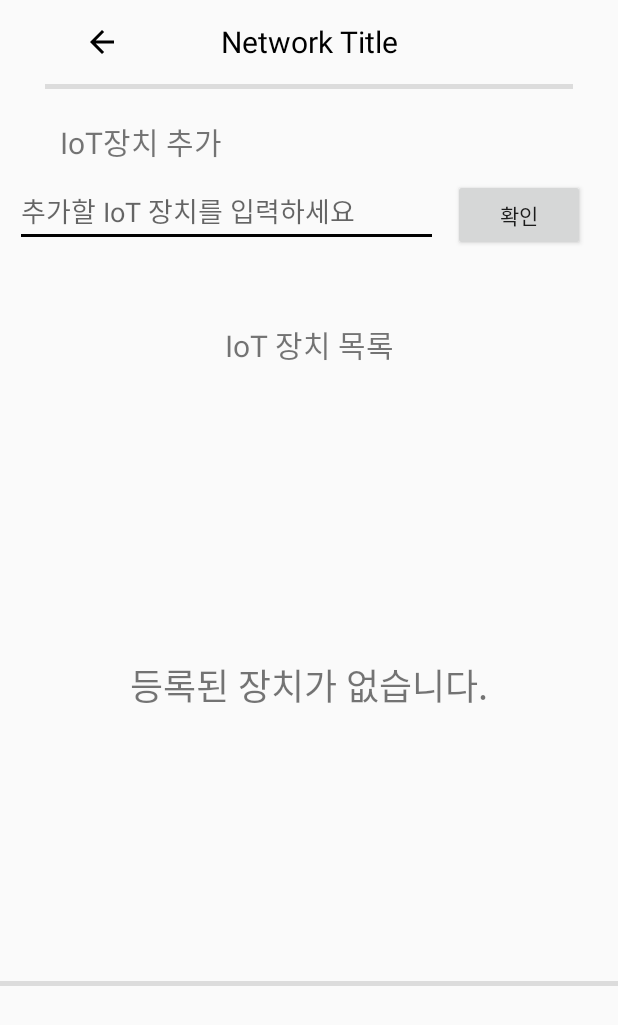
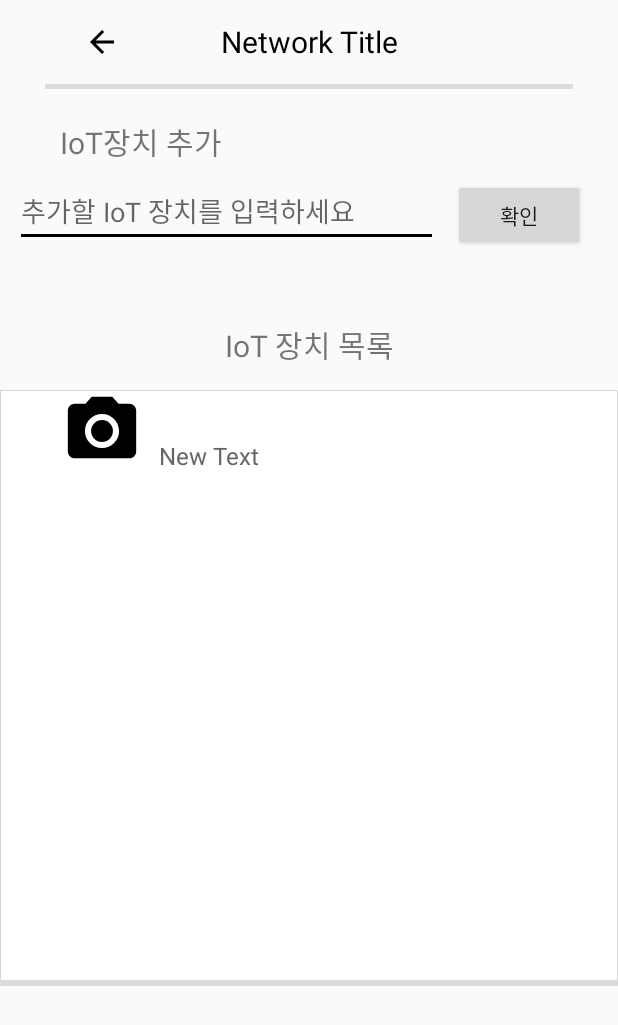
Before and after one commit to Dongkey-Dev/BlockChain-IoT-Management, an Android app: the IoTdeviceManageActivity screen opened directly, with no data from a screen before it, after a tap on "확인", on a phone screen of 412 x 824 dp. Shown: the top 1025 px of the screen. Run offline under Robolectric (Android 15) with nearby library versions, the phone set to English and light mode, and no system bars.

Commit message:
IoTssh_ing_190727

```diff
--- a/app/src/main/java/d/somewheres/uieosio/DatabaseHelper.java
+++ b/app/src/main/java/d/somewheres/uieosio/DatabaseHelper.java
@@ -40,6 +40,19 @@ public class DatabaseHelper extends SQLiteOpenHelper {
         tb.append(" ACCOUNT TEXT ) ");
         db.execSQL(tb.toString());
 
+        //iot 리스트 테이블
+        StringBuffer cb = new StringBuffer();
+        cb.append(" CREATE TABLE if not exists iot_tb ( ");
+        cb.append(" _ID INTEGER PRIMARY KEY AUTOINCREMENT, ");
+        cb.append(" IOTNAME TEXT ) ");
+        db.execSQL(cb.toString());
+
+        //사용자 리스트 테이블
+        StringBuffer lb = new StringBuffer();
+        lb.append(" CREATE TABLE if not exists user_tb ( ");
+        lb.append(" _ID INTEGER PRIMARY KEY AUTOINCREMENT, ");
+        lb.append(" USERNAME TEXT ) ");
+        db.execSQL(lb.toString());
 
     }
 
@@ -130,4 +143,22 @@ public class DatabaseHelper extends SQLiteOpenHelper {
         Cursor cursor = db.rawQuery(sb.toString(), null);
         return cursor;
     }
+
+    //iot관리 파트 부분
+    public void addIoTlist(IoT iot) {
+        String name = iot.getName();
+        SQLiteDatabase db = getWritableDatabase();
+
+        // 데이터를 넣는다
+        String sql = String.format("INSERT INTO iot_tb(IOTNAME) VALUES('" + name + "');");
+        db.execSQL(sql);
+
+    }
+    public Cursor iotitem() {
+        SQLiteDatabase db = getReadableDatabase();
+        StringBuffer sb = new StringBuffer();
+        sb.append("SELECT * FROM iot_tb");
+        Cursor cursor = db.rawQuery(sb.toString(), null);
+        return cursor;
+    }
 }
--- /dev/null
+++ b/app/src/main/java/d/somewheres/uieosio/IoT.java
@@ -0,0 +1,23 @@
+package d.somewheres.uieosio;
+
+public class IoT {
+    private int _id;
+
+    private String name; //IoT 이름
+
+    public int get_id() {
+        return _id;
+    }
+
+    public void set_id(int _id) {
+        this._id = _id;
+    }
+
+    public String getName() {
+        return name;
+    }
+
+    public void setName(String name) {
+        this.name = name;
+    }
+}
--- a/app/src/main/java/d/somewheres/uieosio/IoTdeviceManageActivity.java
+++ b/app/src/main/java/d/somewheres/uieosio/IoTdeviceManageActivity.java
@@ -1,5 +1,8 @@
 package d.somewheres.uieosio;
 
+import android.content.Intent;
+import android.database.Cursor;
+import android.support.v4.content.ContextCompat;
 import android.support.v7.app.ActionBar;
 import android.support.v7.app.AppCompatActivity;
 import android.os.Bundle;
@@ -7,7 +10,9 @@ import android.support.v7.widget.Toolbar;
 import android.view.MenuItem;
 import android.view.View;
 import android.widget.Button;
+import android.widget.EditText;
 import android.widget.ListView;
+import android.widget.TextView;
 
 //IoT관리 페이지의 액티비티이다.
 public class IoTdeviceManageActivity extends AppCompatActivity {
@@ -15,21 +20,34 @@ public class IoTdeviceManageActivity extends AppCompatActivity {
     //IoT폼을 위한 리스트뷰와 어댑터 JAVA파일을 생성해야한다.
     ListView listview; //리스트뷰 객체 생성
     ListViewAdapterIoT adapter; //어댑터 생성
+    String networkname;
+    private DatabaseHelper DatabaseHelper; //데이터베이스 객체
 
     @Override
     protected void onCreate(Bundle savedInstanceState) {
         super.onCreate(savedInstanceState);
         setContentView(R.layout.activity_iot_device_manage);
 
+        DatabaseHelper = new DatabaseHelper(IoTdeviceManageActivity.this,"eos.db",null,1);
 
+        //전 액티비티에서 보낸 네트워크 이름을 넘겨받는다
+        Intent intent = getIntent();
+        networkname = intent.getStringExtra("name");
 
-        //IoT기기 내역을 받아 리스트뷰로 나타내는 코드 구현(미완)
+        //DB에서 IoT기기 내역을 받아 리스트뷰로 나타내는 코드 구현
         adapter = new ListViewAdapterIoT();
-        listview = (ListView) findViewById(R.id.listview3);
+        listview = (ListView) findViewById(R.id.ioT_listview);
+        Cursor cursor = DatabaseHelper.iotitem();
+        adapter.addItem(ContextCompat.getDrawable(IoTdeviceManageActivity.this, R.drawable.ic_menu_camera),cursor);
+        if(cursor.getCount() > 0) {
+            TextView IoTNolist = (TextView)findViewById(R.id.IoTNolist);
+            IoTNolist.setVisibility(View.GONE);
+        }
+        adapter.notifyDataSetChanged();
         listview.setAdapter(adapter);
 
         //화면의 위에 제목및 뒤로가기를생성하는 툴바이다.
-        Toolbar toolbar = findViewById(R.id.toolbar3);
+        Toolbar toolbar = findViewById(R.id.iot_manage_toolbar);
         setSupportActionBar(toolbar);
         getSupportActionBar().setDisplayHomeAsUpEnabled(true);
 
@@ -40,7 +58,22 @@ public class IoTdeviceManageActivity extends AppCompatActivity {
             @Override
             public void onClick(View view) {
                 //버튼 클릭시 ioT 이름을 텍스트창에서 가져온다
-                //목록은 DB에 저장한다
+                EditText iotcreate = (EditText)findViewById(R.id.iotcreate);
+                String iotname = iotcreate.getText().toString();
+
+                //SSH를 이용해 컨트랙트 실행해 iOt장치를 넣는다
+
+
+                //목록은 리스트뷰에 추가한다
+                TextView IoTNolist = (TextView)findViewById(R.id.IoTNolist);
+                IoTNolist.setVisibility(View.GONE);
+                adapter.addItem(ContextCompat.getDrawable(IoTdeviceManageActivity.this, R.drawable.ic_menu_camera), iotname);
+                adapter.notifyDataSetChanged();
+
+                //db에 저장한다.
+                IoT iot = new IoT();
+                iot.setName(iotname);
+                DatabaseHelper.addIoTlist(iot);
             }
 
         });
--- a/app/src/main/java/d/somewheres/uieosio/ListViewAdapterIoT.java
+++ b/app/src/main/java/d/somewheres/uieosio/ListViewAdapterIoT.java
@@ -1,6 +1,7 @@
 package d.somewheres.uieosio;
 
 import android.content.Context;
+import android.database.Cursor;
 import android.graphics.drawable.Drawable;
 import android.view.LayoutInflater;
 import android.view.View;
@@ -42,7 +43,6 @@ public class ListViewAdapterIoT extends BaseAdapter {
         // 화면에 표시될 View(Layout이 inflate된)으로부터 위젯에 대한 참조 획득
         ImageView iconImageView = (ImageView) convertView.findViewById(R.id.imageView2) ;
         TextView titleTextView = (TextView) convertView.findViewById(R.id.textView3) ;
-        TextView descTextView = (TextView) convertView.findViewById(R.id.textView4) ;
 
         // Data Set(listViewItemList)에서 position에 위치한 데이터 참조 획득
         ListViewIoTItem listViewItem = listViewItemList.get(position);
@@ -50,7 +50,6 @@ public class ListViewAdapterIoT extends BaseAdapter {
         // 아이템 내 각 위젯에 데이터 반영
         iconImageView.setImageDrawable(listViewItem.getIcon());
         titleTextView.setText(listViewItem.getTitle());
-        descTextView.setText(listViewItem.getDesc());
 
         return convertView;
     }
@@ -68,13 +67,24 @@ public class ListViewAdapterIoT extends BaseAdapter {
     }
 
     // 아이템 데이터 추가를 위한 함수. 개발자가 원하는대로 작성 가능.
-    public void addItem(Drawable icon, String title, String desc, String account) {
+    public void addItem(Drawable icon, String title) {
         ListViewIoTItem item = new ListViewIoTItem();
 
         item.setIcon(icon);
         item.setTitle(title);
-        item.setDesc(desc);
 
         listViewItemList.add(item);
     }
+    //cursor를 이용해서 리스트뷰에 아이템 추가
+    public void addItem(Drawable icon, Cursor cursor) {
+
+        while (cursor.moveToNext()) {
+            ListViewIoTItem item = new ListViewIoTItem();
+            item.setIcon(icon);
+            item.setTitle(cursor.getString(1));
+
+            listViewItemList.add(item);
+        }
+        cursor.close();
+    }
 }
--- a/app/src/main/java/d/somewheres/uieosio/ListViewIoTItem.java
+++ b/app/src/main/java/d/somewheres/uieosio/ListViewIoTItem.java
@@ -5,29 +5,25 @@ import android.graphics.drawable.Drawable;
 //IoT장치를 리스트뷰로 나타내기위한 커스텀 리스트뷰 이다.
 public class ListViewIoTItem {
     private Drawable iconDrawable ; //아이콘
-    private String titleStr ; //제목
-    private String descStr ; //설명
+    private String titleIoT ; //제목
+
 
 
     public void setIcon(Drawable icon) {
         iconDrawable = icon ;
     }
     public void setTitle(String title) {
-        titleStr = title ;
+        titleIoT = title ;
     }
-    public void setDesc(String desc) {
-        descStr = desc ;
-    }
+
 
 
     public Drawable getIcon() {
         return this.iconDrawable ;
     }
     public String getTitle() {
-        return this.titleStr ;
-    }
-    public String getDesc() {
-        return this.descStr ;
+        return this.titleIoT ;
     }
 
+
 }
--- /dev/null
+++ b/app/src/main/res/drawable/border.xml
@@ -0,0 +1,29 @@
+<?xml version="1.0" encoding="utf-8"?>
+
+<layer-list xmlns:android="http://schemas.android.com/apk/res/android">
+
+
+
+    <item>
+
+        <shape android:shape="rectangle">
+
+            <solid android:color="#d7d7d7" />
+
+        </shape>
+
+    </item>
+
+    <item android:top="1dp" android:bottom="1dp" android:left="1dp" android:right="1dp">
+
+        <shape android:shape="rectangle">
+
+            <solid android:color="#ffffff" />
+
+        </shape>
+
+    </item>
+
+
+
+</layer-list>
--- a/app/src/main/res/layout/app_bar_iot.xml
+++ b/app/src/main/res/layout/app_bar_iot.xml
@@ -16,7 +16,7 @@
 
         <!--화면 상단의 툴바를 위한 xml이다.-->
         <android.support.v7.widget.Toolbar
-            android:id="@+id/toolbar3"
+            android:id="@+id/iot_manage_toolbar"
             android:layout_width="match_parent"
             android:layout_height="?attr/actionBarSize"
             android:background="?attr/colorPrimary"
--- a/app/src/main/res/layout/content_iot.xml
+++ b/app/src/main/res/layout/content_iot.xml
@@ -36,6 +36,7 @@
 
         <!--추가할 장치 이름을 입력할수있는 텍스트 창이다.-->
         <EditText
+            android:id="@+id/iotcreate"
             android:layout_width="282dp"
             android:layout_height="45dp"
             android:layout_gravity="center"
@@ -63,7 +64,8 @@
         android:text="IoT 장치 목록" />
     <FrameLayout
         android:layout_width="match_parent"
-        android:layout_height="394dp">
+        android:layout_height="394dp"
+        android:background="@drawable/border">
 
         <TextView
             android:id="@+id/IoTNolist"
@@ -74,7 +76,7 @@
             android:text="등록된 장치가 없습니다."/>
 
         <ListView
-            android:id="@+id/listview3"
+            android:id="@+id/ioT_listview"
             android:layout_width="351dp"
             android:layout_height="match_parent"
             android:layout_gravity="center"
--- a/app/src/main/res/layout/content_user.xml
+++ b/app/src/main/res/layout/content_user.xml
@@ -63,7 +63,8 @@
         android:text="사용자목록" />
     <FrameLayout
         android:layout_width="match_parent"
-        android:layout_height="394dp">
+        android:layout_height="394dp"
+        android:background="@drawable/border">
         <TextView
             android:id="@+id/controllist"
             android:layout_width="match_parent"
```
Also changed, not shown: app/src/main/java/d/somewheres/uieosio/NetworkManageActivity.java (+9 -1 lines).
